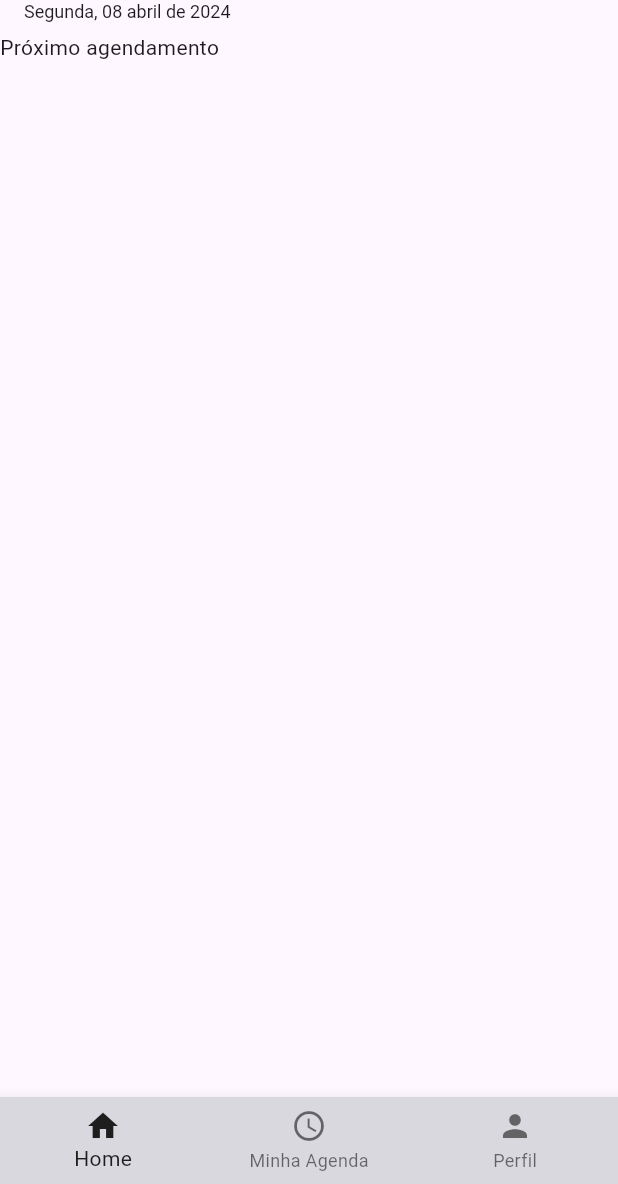
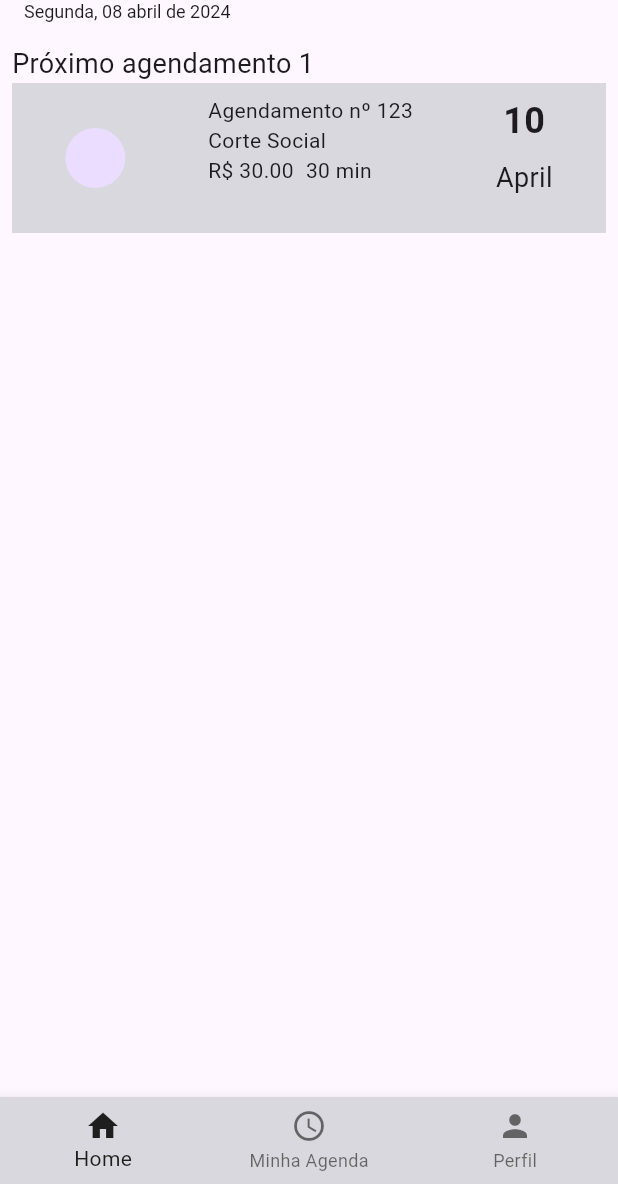
Before and after one commit to viktorsht/BarberShop, a Flutter app: the screen it shows after launch, on a phone screen of 412 x 824 dp, the part 52-1236 px from its top. Run offline on Flutter 3.47's test engine with Material 3 defaults, Android fonts, the phone set to English and light mode, and no system bars; our stand-ins replace flutter_modular.

Commit message:
refatorando código e iniciando um navigation module

```diff
--- a/lib/app/common_widgets/card_schedule.dart
+++ b/lib/app/common_widgets/card_schedule.dart
@@ -1,10 +1,55 @@
+import 'package:barber_shop/app/modules/home/presentation/widgets/date_widget.dart';
 import 'package:flutter/material.dart';
 
+import '../constants/app_colors.dart';
+
+
 class CardSchedule extends StatelessWidget {
-  const CardSchedule({super.key});
+  final String numSchedule;
+  final String service;
+  final String value;
+  final String time;
+  final String date;
+  final String urlImage;
+
+  const CardSchedule({
+    super.key,
+    required this.numSchedule,
+    required this.service,
+    required this.value,
+    required this.time,
+    required this.date,
+    required this.urlImage
+  });
 
   @override
   Widget build(BuildContext context) {
-    return const Placeholder();
+    return Container(
+      height: 100,
+      decoration: BoxDecoration(color: AppColors.background),
+      padding: const EdgeInsets.all(8.0),
+      child: Row(
+        crossAxisAlignment: CrossAxisAlignment.start,
+        mainAxisAlignment: MainAxisAlignment.spaceAround,
+        children: [
+          const Center(child: CircleAvatar()),
+          Column(
+            crossAxisAlignment: CrossAxisAlignment.start,
+            children: [
+              Text('Agendamento nº $numSchedule', style: const TextStyle(fontSize: 14),),
+              Text(service, style: const TextStyle(fontSize: 14),),
+              Row(
+                children: [
+                  Text('R\$ $value', style: const TextStyle(fontSize: 14)),
+                  const SizedBox(width: 8),
+                  Text('$time min', style: const TextStyle(fontSize: 14)),
+                ],
+              )
+            ],
+          ),
+          DateWidget(date: date),
+        ],
+      )
+    );
   }
 }
--- a/lib/app/modules/home/presentation/pages/home_page.dart
+++ b/lib/app/modules/home/presentation/pages/home_page.dart
@@ -1,3 +1,4 @@
+import 'package:barber_shop/app/common_widgets/card_schedule.dart';
 import 'package:flutter/material.dart';
 
 import '../widgets/navigator_widget.dart';
@@ -45,7 +46,7 @@ class _HomePageState extends State<HomePage> {
           child: PageView(
             controller: pageController,
             children: const [
-              Text('Próximo agendamento'),
+              Home1(),
               Text('Próximo agendamento 1'),
               Text('Próximo agendamento 2'),
             ],
@@ -59,3 +60,21 @@ class _HomePageState extends State<HomePage> {
     );
   }
 }
+
+class Home1 extends StatelessWidget {
+  const Home1({super.key});
+
+  @override
+  Widget build(BuildContext context) {
+    return const Padding(
+      padding: EdgeInsets.all(8.0),
+      child: Column(
+        crossAxisAlignment: CrossAxisAlignment.start,
+        children: [
+          Text('Próximo agendamento 1', style: TextStyle(fontSize: 18),),
+          CardSchedule(numSchedule: '123', service: 'Corte Social', value: '30.00', time: '30', date: '10/04/2024', urlImage: '', ),
+        ],
+      ),
+    );
+  }
+}
--- /dev/null
+++ b/lib/app/modules/home/presentation/widgets/date_widget.dart
@@ -0,0 +1,37 @@
+import 'package:flutter/material.dart';
+import 'package:intl/intl.dart';
+
+class DateWidget extends StatelessWidget {
+  final String date;
+
+  const DateWidget({super.key, required this.date});
+
+  @override
+  Widget build(BuildContext context) {
+
+    DateTime parsedDate = DateFormat('dd/MM/yyyy').parse(date);
+    String formattedDate = '${parsedDate.day}';
+    String monthName = DateFormat('MMMM').format(parsedDate);
+
+    return Column(
+      //mainAxisAlignment: MainAxisAlignment.center,
+      children: [
+        Text(
+          formattedDate,
+          style: const TextStyle(
+            fontSize: 24,
+            fontWeight: FontWeight.bold,
+          ),
+        ),
+        const SizedBox(height: 8),
+        Text(
+          monthName,
+          style: const TextStyle(
+            fontSize: 18,
+          ),
+        ),
+      ],
+    );
+  }
+
+}
--- a/lib/app/modules/home/presentation/widgets/menu_item_widget.dart
+++ /dev/null
@@ -1,28 +0,0 @@
-import 'package:flutter/material.dart';
-
-import '../../../../constants/app_colors.dart';
-
-class MenuItemWidget extends StatelessWidget {
-  final String message;
-  final VoidCallback? onPressed;
-  const MenuItemWidget({super.key, required this.message, required this.onPressed});
-
-  @override
-  Widget build(BuildContext context) {
-    return GestureDetector(
-      onTap: onPressed,
-      child: Padding(
-        padding: const EdgeInsets.all(8.0),
-        child: Container(
-          decoration: BoxDecoration(
-            color: AppColors.background,
-            borderRadius: BorderRadius.circular(8)
-          ),
-          child: Center(
-            child: Text(message, style: const TextStyle(fontSize: 20),)
-          ),
-        ),
-      )
-    );
-  }
-}
--- a/lib/app/modules/home/presentation/widgets/navigator_widget.dart
+++ b/lib/app/modules/home/presentation/widgets/navigator_widget.dart
@@ -23,7 +23,6 @@ class NavigatorWidget extends StatelessWidget {
           currentIndex: pageController.page?.round() ?? 0,
           onTap: (index) => pageController.jumpToPage(index),
           selectedItemColor: AppColors.secundaryColor,
-          //unselectedItemColor: AppColors.background,
           items: const [
             BottomNavigationBarItem(icon: Icon(Icons.home),label: 'Home'),
             BottomNavigationBarItem(icon: Icon(Icons.schedule),label: 'Minha Agenda'),
--- /dev/null
+++ b/lib/app/modules/navigation_bar/navigation_bar_module.dart
@@ -0,0 +1,14 @@
+import 'package:flutter_modular/flutter_modular.dart';
+
+import '../../routes/app_routes.dart';
+
+class NavigationBarModule extends Module{
+  @override
+  void binds(i) {
+  }
+
+  @override
+  void routes(r) {
+    r.child(AppRoutes.root, child: (context) => const NavigationBarPage());
+  }
+}
--- a/pubspec.yaml
+++ b/pubspec.yaml
@@ -14,6 +14,7 @@ dependencies:
   cupertino_icons: ^1.0.6
   flutter_modular: ^6.3.3
   http: ^1.2.1
+  intl: ^0.19.0
 
 dev_dependencies:
   flutter_test:
```
Also changed, not shown: lib/app/modules/navigation_bar/presentation/pages/navigation_bar_page.dart (added), pubspec.lock.
